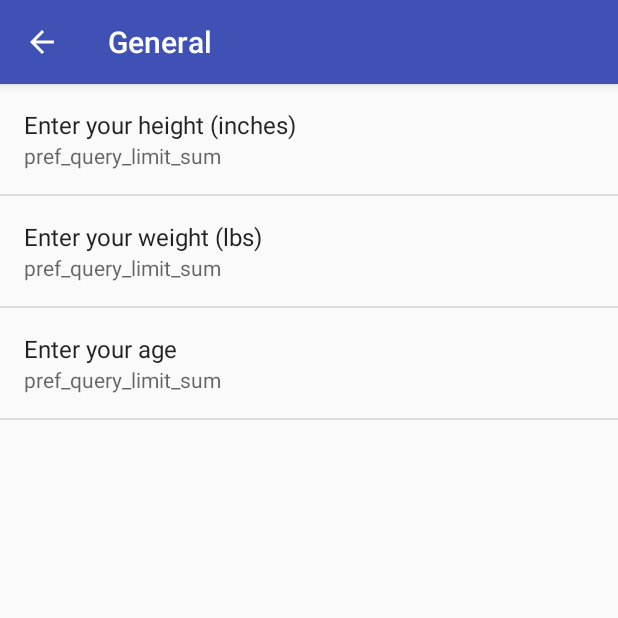
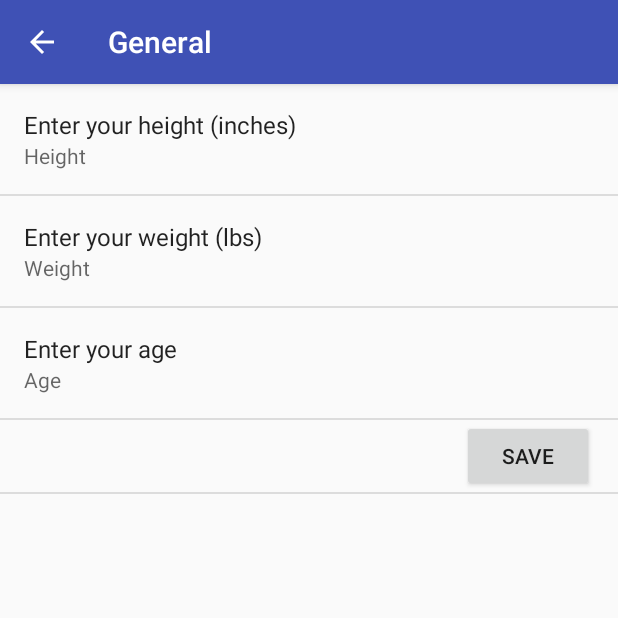
Before and after one commit to NicoleMuzquiz/461L-Project, an Android app: the DefaultSettingsActivity screen opened directly, with no data from a screen before it, after a tap on "General", on a phone screen of 412 x 824 dp, the top half of it. Run offline under Robolectric (Android 15) with nearby library versions, the phone set to English and light mode, and no system bars.

Commit message:
Updated the general settings page.

```diff
--- a/SwoleMates/app/src/main/java/com/example/swolemates/DefaultSettingsActivity.java
+++ b/SwoleMates/app/src/main/java/com/example/swolemates/DefaultSettingsActivity.java
@@ -19,8 +19,6 @@ import android.preference.RingtonePreference;
 import android.support.v7.app.ActionBar;
 import android.text.TextUtils;
 import android.view.MenuItem;
-import android.widget.Button;
-import android.widget.ListView;
 
 import java.util.List;
 
--- a/SwoleMates/app/src/main/res/layout/pref_layout.xml
+++ b/SwoleMates/app/src/main/res/layout/pref_layout.xml
@@ -3,13 +3,8 @@
     android:orientation="vertical"
     android:layout_width="match_parent"
     android:layout_height="match_parent">
-
-    <ListView
-        android:id="@android:id/list"
-        android:layout_width="fill_parent"
-        android:layout_height="fill_parent" />
-
     <Button
+        android:layout_gravity="bottom|center_vertical"
         android:layout_width="wrap_content"
         android:layout_height="wrap_content"
         android:text="@string/button_save"
--- a/SwoleMates/app/src/main/res/xml/pref_general.xml
+++ b/SwoleMates/app/src/main/res/xml/pref_general.xml
@@ -12,28 +12,32 @@
 
     <EditTextPreference
         android:defaultValue="70"
-        android:dialogTitle="pref_query_limit"
+        android:dialogTitle="Height"
         android:inputType="number"
-        android:key="pref_query_limit"
-        android:summary="pref_query_limit_sum"
+        android:key="user_height"
+        android:summary="Height"
         android:title="Enter your height (inches)" />
 
     <EditTextPreference
         android:defaultValue="150"
-        android:dialogTitle="pref_query_limit"
+        android:dialogTitle="Weight"
         android:inputType="number"
-        android:key="pref_query_limit"
-        android:summary="pref_query_limit_sum"
+        android:key="user_weight"
+        android:summary="Weight"
         android:title="Enter your weight (lbs)" />
 
 
     <EditTextPreference
         android:defaultValue="20"
-        android:dialogTitle="pref_query_limit"
+        android:dialogTitle="Age"
         android:inputType="number"
-        android:key="pref_query_limit"
-        android:summary="pref_query_limit_sum"
+        android:key="user_age"
+        android:summary="Age"
         android:title="Enter your age" />
+
+    <Preference
+        android:key="button"
+        android:widgetLayout="@layout/pref_layout" />
 
     <!-- NOTE: Hide buttons to simplify the UI. Users can touch outside the dialog to
          dismiss it. -->
```
